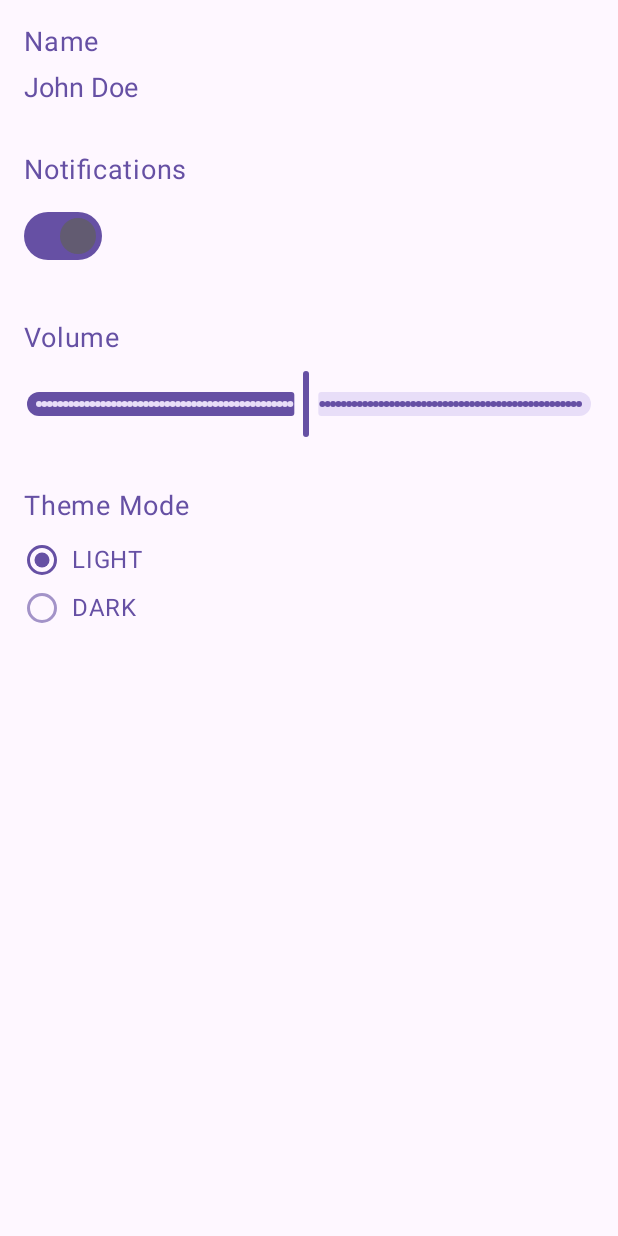
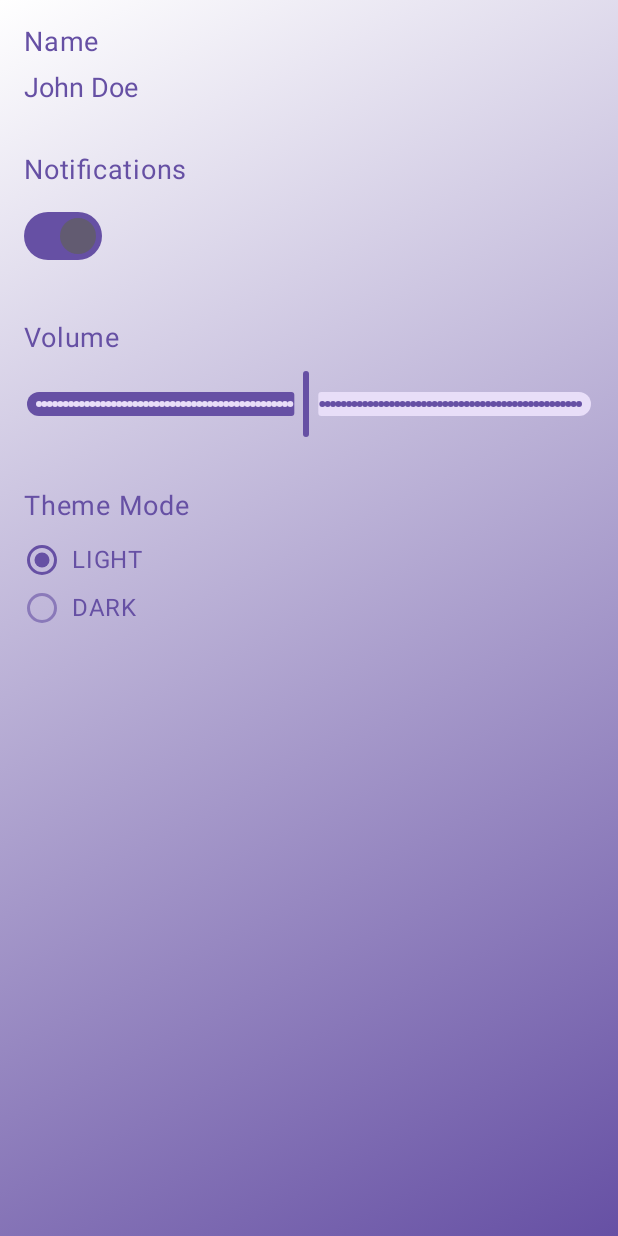
Before and after one commit to TVT22KMO-GROUP-8/BejeveledMobileGame, an Android app built with Jetpack Compose: the SettingsScreen screen opened through its navigation route, on a phone screen of 412 x 824 dp. Run offline under Robolectric (Android 15) with nearby library versions, the phone set to English and light mode, and no system bars; our stand-ins replace Firebase (no records; nobody signed in at launch, a user with empty details on screens opened directly), Room's generated code.

Commit message:
tausta lisätty asetusvalikkoon.

```diff
--- a/app/src/main/java/com/example/bejeweled/ui/Settings.kt
+++ b/app/src/main/java/com/example/bejeweled/ui/Settings.kt
@@ -63,17 +63,21 @@ fun SettingsScreen(
         saveSettings(context, settings)
     }
 
-    BejeweledTheme(selectedTheme = settings.theme) {
+    BejeweledTheme(selectedTheme = settings.theme) {gradient ->
         val colorScheme = MaterialTheme.colorScheme
-        Scaffold(modifier = modifier.background(color = colorScheme.primary)) {
-            LazyColumn() {
+        Scaffold(modifier = modifier
+            .fillMaxSize()
+            .background(gradient)) {
+            LazyColumn(modifier = modifier
+                .fillMaxSize()
+                .background(gradient)) {
                 item {
                     SettingsItem("Name", titleColor = colorScheme.primary) {
                         BasicTextField(
                             value = settings.name,
                             onValueChange = { newName -> settings = settings.copy(name = newName) },
                             textStyle = TextStyle(fontSize = 18.sp, color = colorScheme.primary),
-                            modifier = Modifier.background(color = colorScheme.background)
+                            modifier = Modifier.background(color = Color.Transparent)
                         )
                     }
                 }
@@ -84,7 +88,7 @@ fun SettingsScreen(
                             onCheckedChange = { notificationEnabled ->
                                 settings = settings.copy(notificationEnabled = notificationEnabled)
                             },
-                            modifier = Modifier.background(color = colorScheme.background)
+                            modifier = Modifier.background(color = Color.Transparent)
                         )
                     }
                 }
@@ -97,14 +101,14 @@ fun SettingsScreen(
                             },
                             valueRange = 0f..1f,
                             steps = 100,
-                            modifier = Modifier.background(color = colorScheme.background)
+                            modifier = Modifier.background(color = Color.Transparent)
                         )
                     }
                 }
                 item {
                     SettingsItem("Theme Mode", titleColor = colorScheme.primary) {
                         Box(
-                            modifier = Modifier.background(color = colorScheme.background)
+                            modifier = Modifier.background(color = Color.Transparent)
                         ) {
                             ThemeOptionRadioGroup(
                                 selectedTheme = settings.theme,
@@ -165,7 +169,7 @@ fun ThemeOptionRadioButton(
             ),
             modifier = Modifier
                 .size(24.dp)
-                .background(color = colorScheme.background)
+                .background(color = Color.Transparent)
         )
         Text(
             text = option.name,
```
